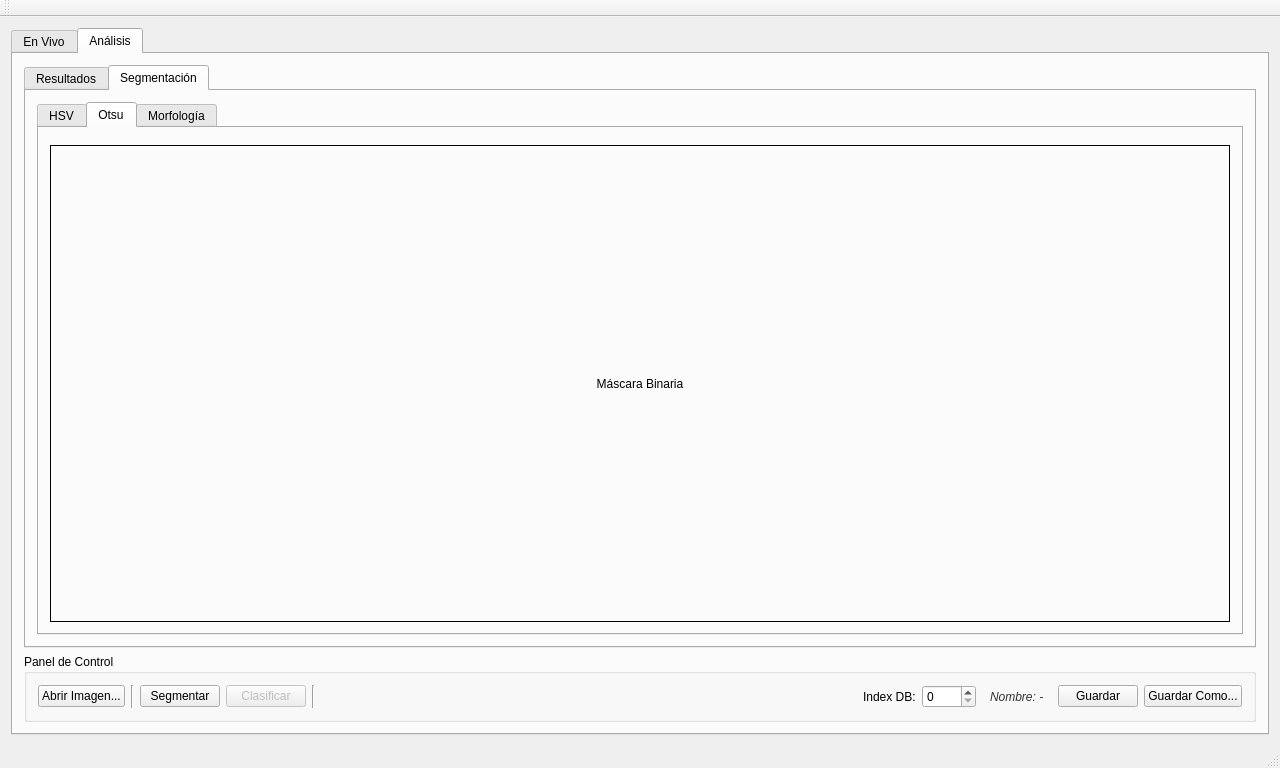
First picture: the form in ProyectoPSM/ProyectoPSM/ProyectoPSM.ui, repository jlacostaarpide/Proyecto_Vision_Artificial, before the edit.
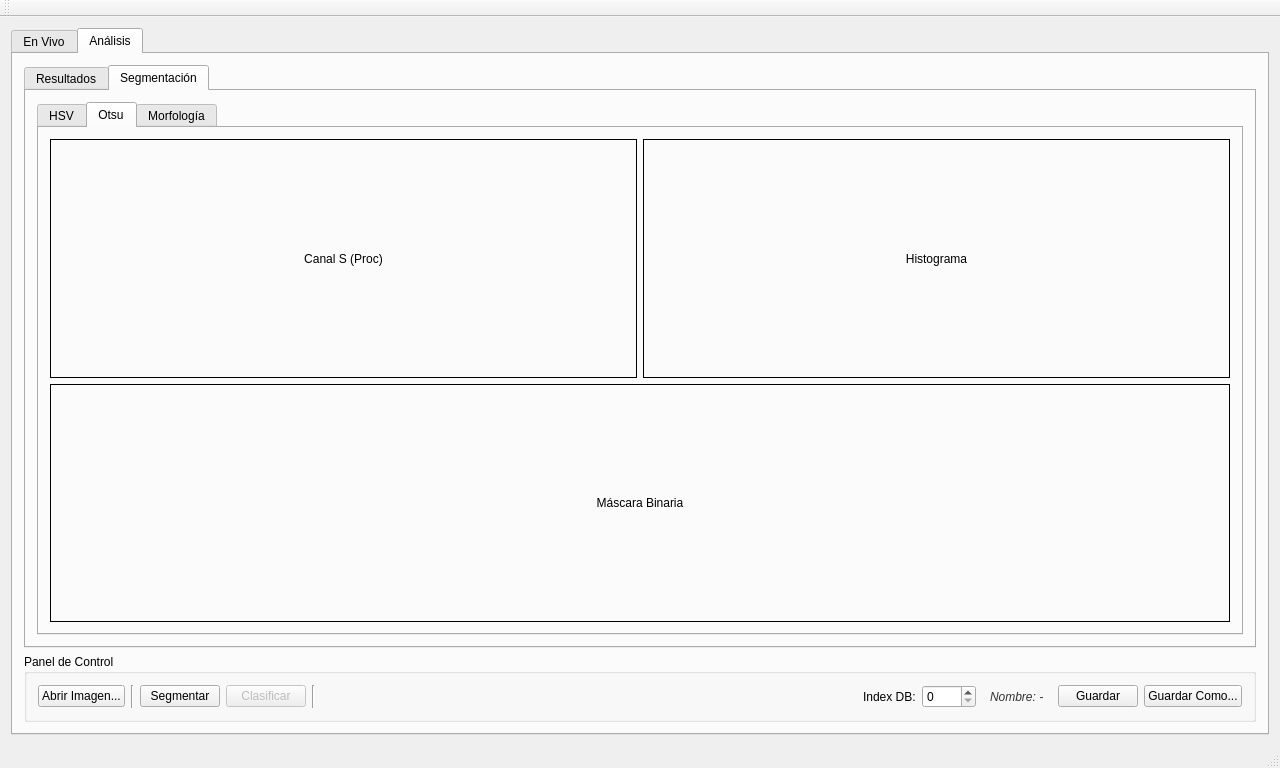
Second picture: the form after the edit. The open tabs and pages were chosen to show the change.

Commit message: Fix: Layout de histograma y Otsu

What changed in the file:
```diff
--- a/ProyectoPSM/ProyectoPSM/ProyectoPSM.ui
+++ b/ProyectoPSM/ProyectoPSM/ProyectoPSM.ui
@@ -498,7 +498,7 @@
                <attribute name="title">
                 <string>Otsu</string>
                </attribute>
-               <layout class="QVBoxLayout" name="layOtsu_Main">
+               <layout class="QVBoxLayout" name="layOtsu_Main" stretch="1,1">
                 <item>
                  <layout class="QHBoxLayout" name="layOtsu_Top">
                   <item>
```
Left out of the diff: 4 changed lines with no effect on the pictures.
